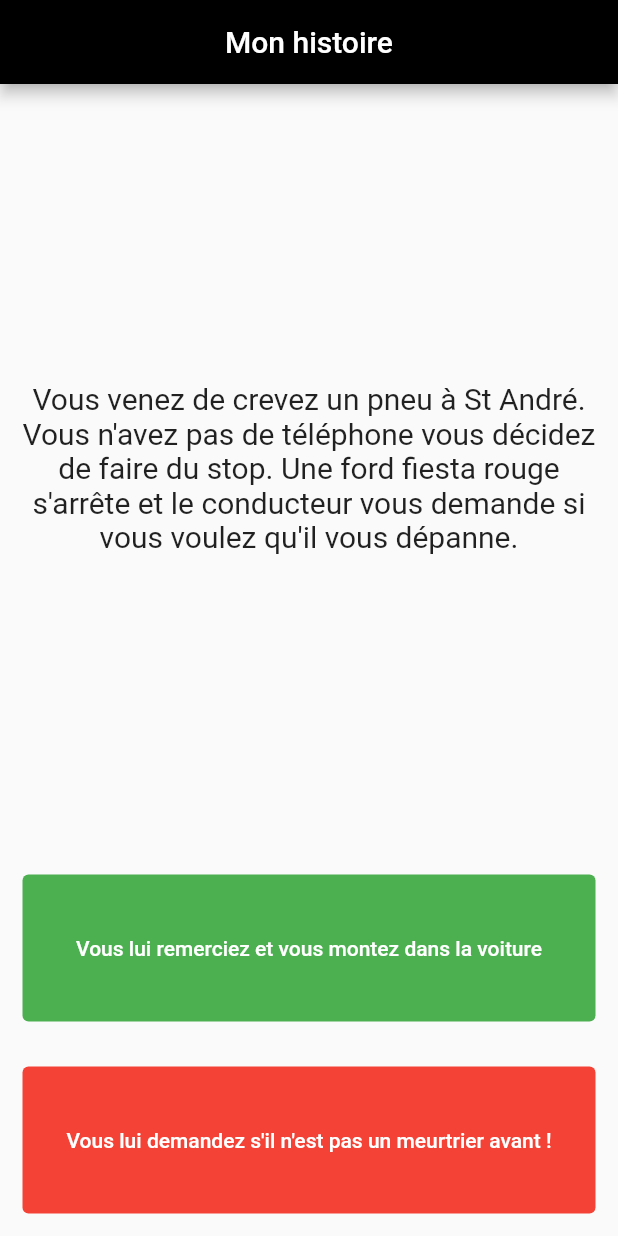
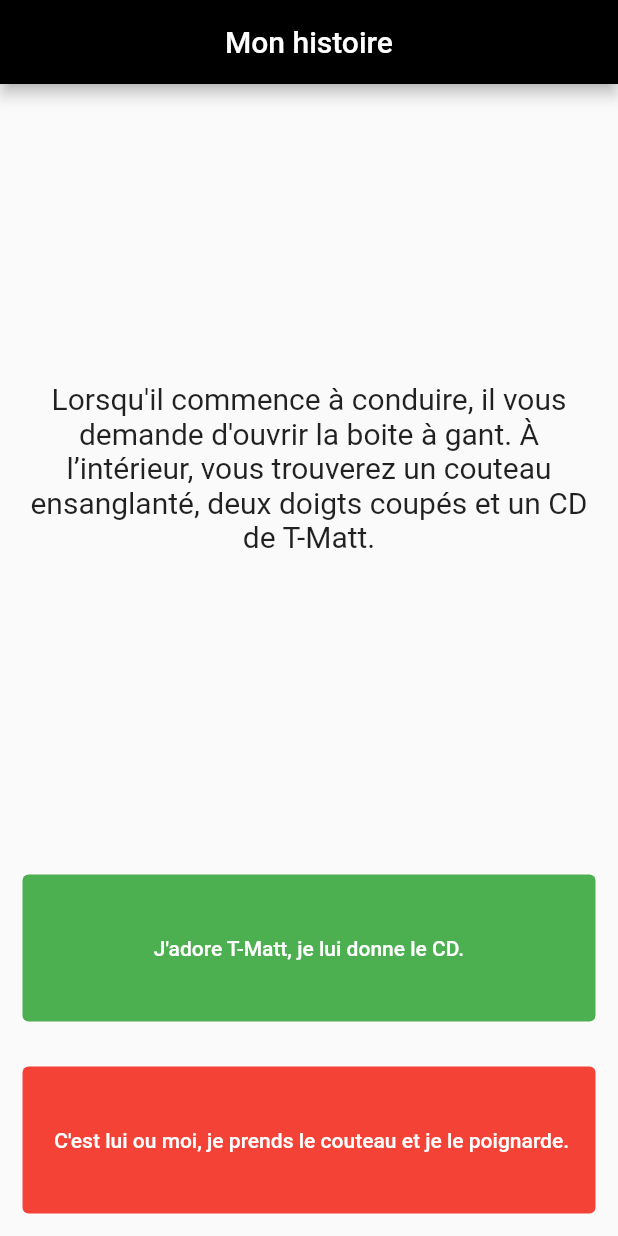
Before and after one commit to EtienneVformateur/correctionchallenge2, a Flutter app: the screen it shows after launch, after a tap on "Vous lui remerciez et vous montez dans l", on a phone screen of 412 x 824 dp. Run offline on Flutter 3.47's test engine with Material 2 defaults, Android fonts, the phone set to English and light mode, and no system bars.

Commit message:
Projet termine

```diff
--- a/lib/main.dart
+++ b/lib/main.dart
@@ -1,6 +1,7 @@
-import 'package:correctionchallenge2/story.dart';
+import 'package:correctionchallenge2/storybrain.dart';
 import 'package:flutter/material.dart';
 
+StoryBrain sb = StoryBrain();
 void main() {
   runApp(MaterialApp(
     debugShowCheckedModeBanner: false,
@@ -23,10 +24,6 @@ class HomeApp extends StatefulWidget {
 }
 
 class _HomeAppState extends State<HomeApp> {
-  Story s1 = Story(
-      "Vous venez de crevez un pneu à St André. Vous n'avez pas de téléphone vous décidez de faire du stop. Une ford fiesta rouge s'arrête et le conducteur vous demande si vous voulez qu'il vous dépanne.",
-      "Vous lui remerciez et vous montez dans la voiture",
-      "Vous lui demandez s'il n'est pas un meurtrier avant !");
   @override
   Widget build(BuildContext context) {
     return Column(
@@ -38,7 +35,7 @@ class _HomeAppState extends State<HomeApp> {
             padding: const EdgeInsets.all(12.0),
             child: Center(
               child: Text(
-                s1.question,
+                sb.getQuestion(),
                 textAlign: TextAlign.center,
                 style: TextStyle(fontSize: 20),
               ),
@@ -53,23 +50,32 @@ class _HomeAppState extends State<HomeApp> {
                   backgroundColor:
                       MaterialStateProperty.all<Color>(Colors.green)),
               onPressed: () {
-                print("choix1");
+                setState(() {
+                  sb.suivant(1);
+                });
               },
-              child: Text(s1.choice1, style: TextStyle(color: Colors.white)),
+              child:
+                  Text(sb.getChoice1(), style: TextStyle(color: Colors.white)),
             ),
           ),
         ),
         Expanded(
           child: Padding(
             padding: const EdgeInsets.all(15.0),
+            child: Visibility(
+              visible: sb.buttonVisibleOrNot(),
               child: TextButton(
                 style: ButtonStyle(
                     backgroundColor:
                         MaterialStateProperty.all<Color>(Colors.red)),
                 onPressed: () {
-                print("choix2");
+                  setState(() {
+                    sb.suivant(2);
+                  });
                 },
-              child: Text(s1.choice2, style: TextStyle(color: Colors.white)),
+                child: Text(sb.getChoice2(),
+                    style: TextStyle(color: Colors.white)),
+              ),
             ),
           ),
         )
--- /dev/null
+++ b/lib/storybrain.dart
@@ -0,0 +1,67 @@
+import 'package:correctionchallenge2/story.dart';
+
+class StoryBrain {
+  List<Story> _stories = [
+    Story(
+        "Vous venez de crevez un pneu à St André. Vous n'avez pas de téléphone vous décidez de faire du stop. Une ford fiesta rouge s'arrête et le conducteur vous demande si vous voulez qu'il vous dépanne.",
+        "Vous lui remerciez et vous montez dans la voiture",
+        "Vous lui demandez s'il n'est pas un meurtrier avant !"),
+    Story(
+        "Il acquiesce de la tête sans faire attention à la question.",
+        "Au moins il est honnête. Vous montez ! ",
+        "Attends, mais je sais comment changer un pneu voyons !"),
+    Story(
+        "Lorsqu'il commence à conduire, il vous demande d'ouvrir la boite à gant. À l’intérieur, vous trouverez un couteau ensanglanté, deux doigts coupés et un CD de T-Matt.",
+        "J'adore T-Matt, je lui donne le CD.",
+        " C'est lui ou moi, je prends le couteau et je le poignarde."),
+    Story(" Woaw ! Quelle évasion ! ", " Recommencer", ""),
+    Story(
+        "En traversant la route du littoral, vous réfléchissez à la sagesse douteuse de poignarder quelqu’un pendant qu’il conduit une voiture dans laquelle vous êtes.",
+        " Recommencer",
+        ""),
+    Story(
+        "Vous vous faites un bon dalon et vous chantez le dernier son de T-matt ensemble. Il vous dépose à Cambaie et il vous demande si vous connaissez un bon endroit pour jeter un corps.",
+        " Recommencer",
+        ""),
+  ];
+
+  int _storyNumber = 0;
+
+  String getQuestion() {
+    return _stories[_storyNumber].question;
+  }
+
+  String getChoice1() {
+    return _stories[_storyNumber].choice1;
+  }
+
+  String getChoice2() {
+    return _stories[_storyNumber].choice2;
+  }
+
+  void suivant(int choice) {
+    if (_storyNumber == 0 && choice == 1) {
+      _storyNumber = 2;
+    } else if (_storyNumber == 0 && choice == 2) {
+      _storyNumber = 1;
+    } else if (_storyNumber == 2 && choice == 1) {
+      _storyNumber = 5;
+    } else if (_storyNumber == 2 && choice == 2) {
+      _storyNumber = 4;
+    } else if (_storyNumber == 1 && choice == 2) {
+      _storyNumber = 3;
+    } else if (_storyNumber == 1 && choice == 1) {
+      _storyNumber = 2;
+    } else if (_storyNumber == 3 || _storyNumber == 4 || _storyNumber == 5) {
+      _storyNumber = 0;
+    }
+  }
+
+  bool buttonVisibleOrNot() {
+    if (_storyNumber == 0 || _storyNumber == 1 || _storyNumber == 2) {
+      return true;
+    } else {
+      return false;
+    }
+  }
+}
```
Lines whose indentation alone changed are shown as unchanged.
